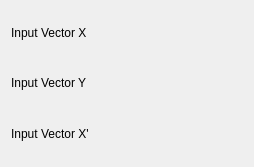
Before: the Qt Designer form src/plugins/dataobject/interpolations/polynomial/polynomialconfig.ui in Kst-plot/kst, drawn with Qt 5.
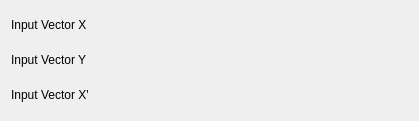
After: the same form once the commit is applied. Custom widgets are drawn as their Qt base class.

The edit to the form file:
```diff
--- a/src/plugins/dataobject/interpolations/polynomial/polynomialconfig.ui
+++ b/src/plugins/dataobject/interpolations/polynomial/polynomialconfig.ui
@@ -5,10 +5,16 @@
    <rect>
     <x>0</x>
     <y>0</y>
-    <width>254</width>
-    <height>167</height>
+    <width>419</width>
+    <height>121</height>
    </rect>
   </property>
+  <property name="minimumSize" >
+   <size>
+    <width>400</width>
+    <height>0</height>
+   </size>
+  </property>
   <layout class="QVBoxLayout" name="verticalLayout" >
    <item>
     <layout class="QHBoxLayout" name="horizontalLayout" >
```
